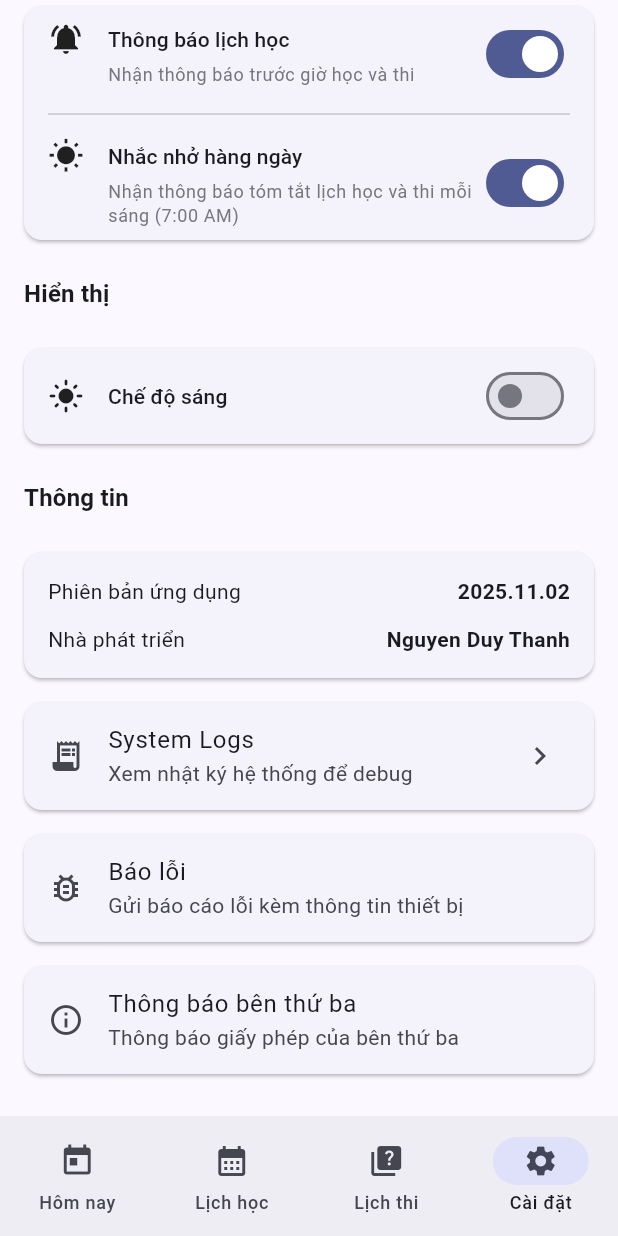
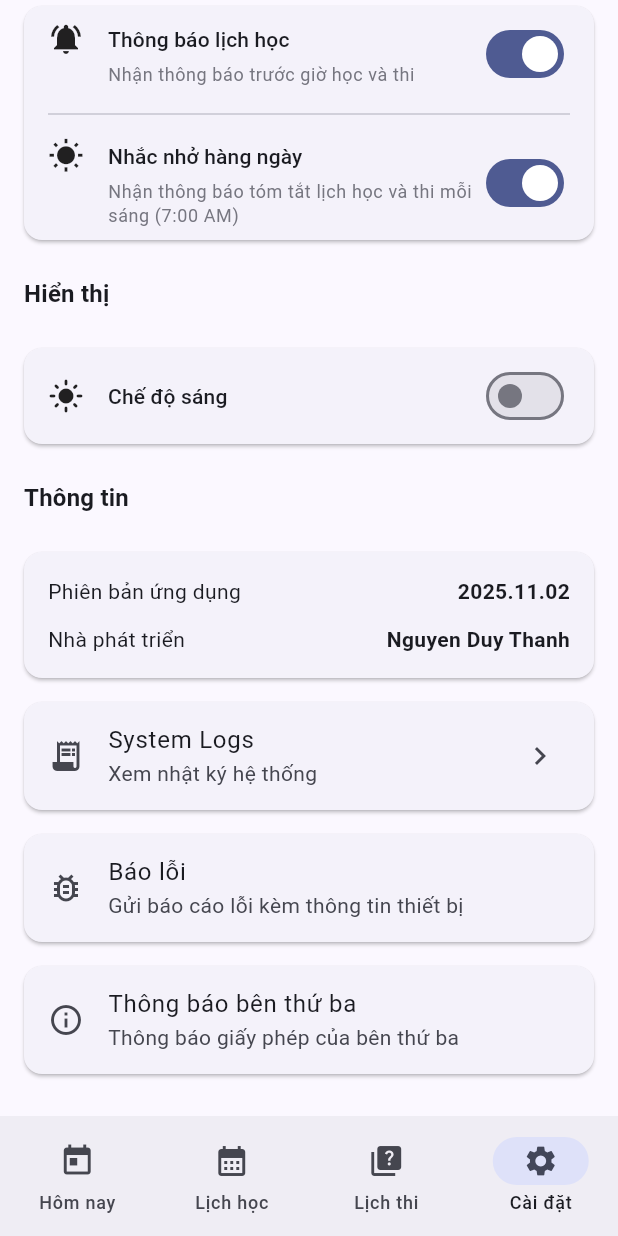
Before and after one commit to Duy-Thanh/tlucalendar, a Flutter app: the screen it shows after launch, item 4 of the bottom bar chosen, scrolled down 340 dp, on a phone screen of 412 x 824 dp. Run offline on Flutter 3.47's test engine with Material 3 defaults, Android fonts, the phone set to English and light mode, and no system bars; our stand-ins replace device_info_plus, dio, flutter_local_notifications, package_info_plus, shared_preferences, sqflite and 1 more; missing offline and left inert: android_alarm_manager_plus, android_intent_plus; accounts and stored records are empty.

Commit message:
[release] Bump version to 2025.11.02

```diff
--- a/lib/screens/settings_screen.dart
+++ b/lib/screens/settings_screen.dart
@@ -562,7 +562,7 @@ class SettingsScreen extends StatelessWidget {
               child: ListTile(
                 leading: const Icon(Icons.receipt_long),
                 title: const Text('System Logs'),
-                subtitle: const Text('Xem nhật ký hệ thống để debug'),
+                subtitle: const Text('Xem nhật ký hệ thống'),
                 trailing: const Icon(Icons.chevron_right),
                 onTap: () {
                   Navigator.of(context).push(
```
Also changed, not shown: 1 other file.
